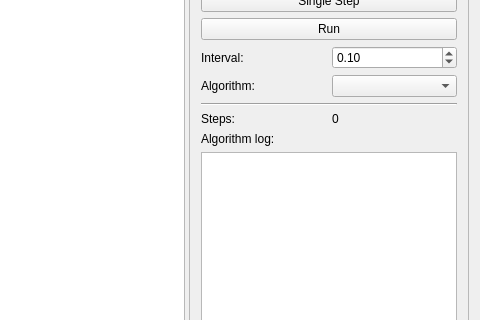
Above: diplomka/gui/mainwindow.ui from Oxyd/master-thesis before the change; both pictures show x 420 to 900 and y 81 to 401 of the 900 by 800 pixel window. Below: the same form after it.
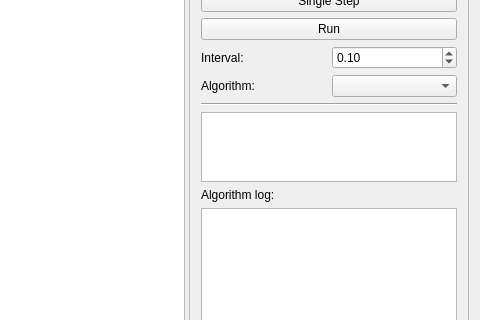
That is the form after the change. Custom widgets are drawn as their Qt base class.

Commit message: Display stats for each solver

What changed in the file:
```diff
--- a/diplomka/gui/mainwindow.ui
+++ b/diplomka/gui/mainwindow.ui
@@ -135,22 +135,44 @@
          </widget>
         </item>
         <item>
-         <layout class="QHBoxLayout" name="horizontalLayout_5">
-          <item>
-           <widget class="QLabel" name="label_4">
-            <property name="text">
-             <string>Steps:</string>
-            </property>
-           </widget>
-          </item>
-          <item>
-           <widget class="QLabel" name="steps_label">
-            <property name="text">
-             <string>0</string>
-            </property>
-           </widget>
-          </item>
-         </layout>
+         <widget class="QTableView" name="stats_view">
+          <property name="sizePolicy">
+           <sizepolicy hsizetype="Expanding" vsizetype="Minimum">
+            <horstretch>0</horstretch>
+            <verstretch>0</verstretch>
+           </sizepolicy>
+          </property>
+          <property name="minimumSize">
+           <size>
+            <width>0</width>
+            <height>0</height>
+           </size>
+          </property>
+          <property name="baseSize">
+           <size>
+            <width>0</width>
+            <height>0</height>
+           </size>
+          </property>
+          <property name="sizeAdjustPolicy">
+           <enum>QAbstractScrollArea::AdjustToContents</enum>
+          </property>
+          <property name="showGrid">
+           <bool>false</bool>
+          </property>
+          <attribute name="horizontalHeaderVisible">
+           <bool>false</bool>
+          </attribute>
+          <attribute name="horizontalHeaderStretchLastSection">
+           <bool>true</bool>
+          </attribute>
+          <attribute name="verticalHeaderVisible">
+           <bool>true</bool>
+          </attribute>
+          <attribute name="verticalHeaderStretchLastSection">
+           <bool>false</bool>
+          </attribute>
+         </widget>
         </item>
         <item>
          <widget class="QLabel" name="label_5">
@@ -161,6 +183,12 @@
         </item>
         <item>
          <widget class="QPlainTextEdit" name="log_edit">
+          <property name="sizePolicy">
+           <sizepolicy hsizetype="Expanding" vsizetype="Expanding">
+            <horstretch>0</horstretch>
+            <verstretch>1</verstretch>
+           </sizepolicy>
+          </property>
           <property name="undoRedoEnabled">
            <bool>false</bool>
           </property>
```
The commit also changes 4 other files.
